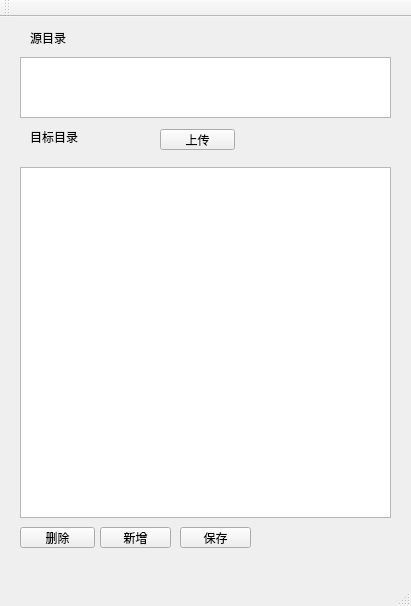
Qt form UpdateTools/UpdateTools.ui (howeycheng/UpdateTools) before a commit.
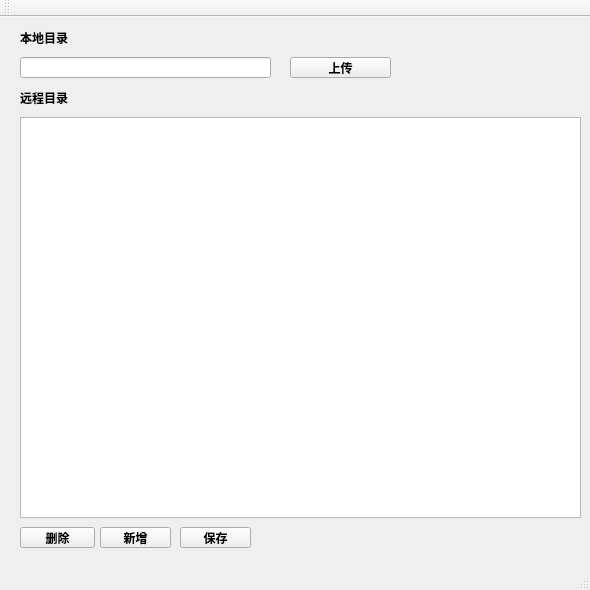
The same form after that commit. Icons and pictures are not drawn.

Commit message: 界面美化

```diff
--- a/UpdateTools/UpdateTools.ui
+++ b/UpdateTools/UpdateTools.ui
@@ -2,14 +2,23 @@
 <ui version="4.0">
  <class>UpdateToolsClass</class>
  <widget class="QMainWindow" name="UpdateToolsClass">
+  <property name="enabled">
+   <bool>true</bool>
+  </property>
   <property name="geometry">
    <rect>
     <x>0</x>
     <y>0</y>
-    <width>411</width>
-    <height>606</height>
+    <width>590</width>
+    <height>590</height>
    </rect>
   </property>
+  <property name="maximumSize">
+   <size>
+    <width>590</width>
+    <height>590</height>
+   </size>
+  </property>
   <property name="windowTitle">
    <string>UpdateTools</string>
   </property>
@@ -21,51 +30,62 @@
    <string notr="true"/>
   </property>
   <widget class="QWidget" name="centralWidget">
-   <widget class="QTextEdit" name="textEdit_localPath">
-    <property name="geometry">
-     <rect>
-      <x>20</x>
-      <y>40</y>
-      <width>371</width>
-      <height>61</height>
-     </rect>
-    </property>
-   </widget>
    <widget class="QLabel" name="label">
     <property name="geometry">
      <rect>
-      <x>30</x>
-      <y>110</y>
+      <x>20</x>
+      <y>70</y>
       <width>71</width>
-      <height>20</height>
+      <height>21</height>
      </rect>
     </property>
+    <property name="font">
+     <font>
+      <family>微软雅黑</family>
+      <weight>75</weight>
+      <bold>true</bold>
+     </font>
+    </property>
     <property name="text">
-     <string>目标目录</string>
+     <string>远程目录</string>
     </property>
    </widget>
    <widget class="QLabel" name="label_2">
     <property name="geometry">
      <rect>
-      <x>30</x>
-      <y>11</y>
+      <x>20</x>
+      <y>10</y>
       <width>51</width>
-      <height>20</height>
+      <height>21</height>
      </rect>
     </property>
+    <property name="font">
+     <font>
+      <family>微软雅黑</family>
+      <weight>75</weight>
+      <bold>true</bold>
+     </font>
+    </property>
     <property name="text">
-     <string>源目录</string>
+     <string>本地目录</string>
     </property>
    </widget>
    <widget class="QPushButton" name="pushButton_upLoad">
     <property name="geometry">
      <rect>
-      <x>160</x>
-      <y>112</y>
-      <width>75</width>
+      <x>290</x>
+      <y>40</y>
+      <width>101</width>
       <height>21</height>
      </rect>
     </property>
+    <property name="font">
+     <font>
+      <family>微软雅黑</family>
+      <weight>75</weight>
+      <bold>true</bold>
+     </font>
+    </property>
     <property name="text">
      <string>上传</string>
     </property>
@@ -74,11 +94,17 @@
     <property name="geometry">
      <rect>
       <x>20</x>
-      <y>150</y>
-      <width>371</width>
-      <height>351</height>
+      <y>100</y>
+      <width>561</width>
+      <height>401</height>
      </rect>
     </property>
+    <property name="font">
+     <font>
+      <weight>75</weight>
+      <bold>true</bold>
+     </font>
+    </property>
    </widget>
    <widget class="QPushButton" name="pushButton_add">
     <property name="geometry">
@@ -89,6 +115,13 @@
       <height>21</height>
      </rect>
     </property>
+    <property name="font">
+     <font>
+      <family>微软雅黑</family>
+      <weight>75</weight>
+      <bold>true</bold>
+     </font>
+    </property>
     <property name="text">
      <string>新增</string>
     </property>
@@ -102,6 +135,13 @@
       <height>21</height>
      </rect>
     </property>
+    <property name="font">
+     <font>
+      <family>微软雅黑</family>
+      <weight>75</weight>
+      <bold>true</bold>
+     </font>
+    </property>
     <property name="text">
      <string>保存</string>
     </property>
@@ -115,10 +155,27 @@
       <height>21</height>
      </rect>
     </property>
+    <property name="font">
+     <font>
+      <family>微软雅黑</family>
+      <weight>75</weight>
+      <bold>true</bold>
+     </font>
+    </property>
     <property name="text">
      <string>删除</string>
     </property>
    </widget>
+   <widget class="QLineEdit" name="lineEdit_localPath">
+    <property name="geometry">
+     <rect>
+      <x>20</x>
+      <y>40</y>
+      <width>251</width>
+      <height>21</height>
+     </rect>
+    </property>
+   </widget>
   </widget>
   <widget class="QMenuBar" name="menuBar">
    <property name="geometry">
```
Left out of the diff: 2 changed lines with no effect on the pictures. The commit also changes 1 other file.
